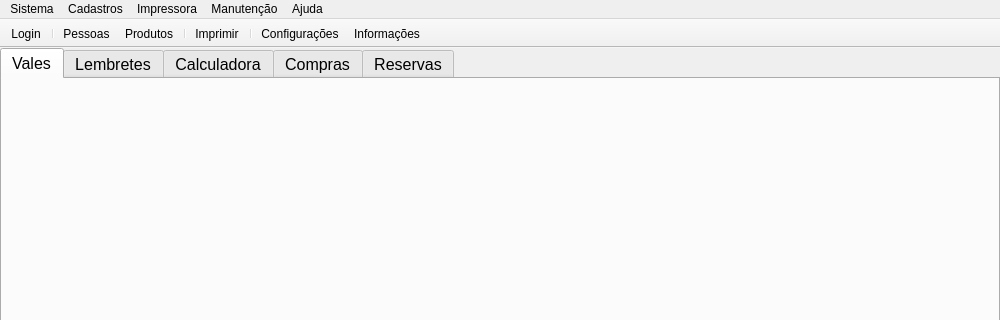
leidensj/BKVale, file mainwindow.ui: the form before one commit; both pictures show x 0 to 1000 and y 0 to 320 of the 1000 by 600 pixel window.
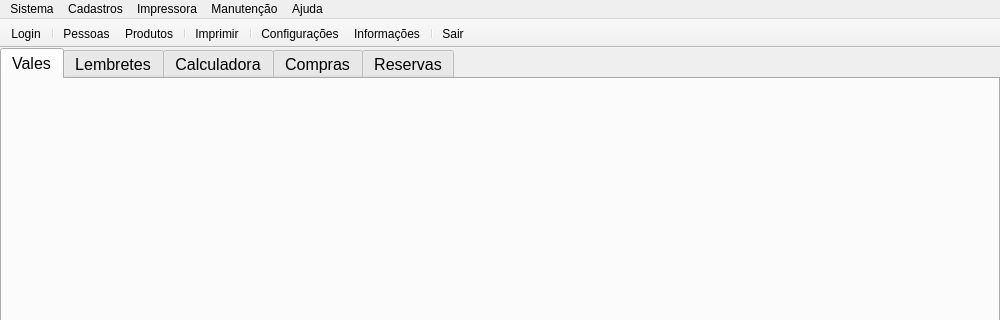
The form after the commit. Icons and pictures are not drawn.

Diff of the .ui file:
```diff
--- a/mainwindow.ui
+++ b/mainwindow.ui
@@ -153,6 +153,8 @@
    <addaction name="separator"/>
    <addaction name="actionSettings"/>
    <addaction name="actionInfo"/>
+   <addaction name="separator"/>
+   <addaction name="actionExit"/>
   </widget>
   <widget class="QStatusBar" name="statusBar"/>
   <widget class="QMenuBar" name="menuBar">
@@ -360,6 +362,15 @@
     <string>Mostra os usuários logados no sistema</string>
    </property>
   </action>
+  <action name="actionExit">
+   <property name="icon">
+    <iconset resource="icons.qrc">
+     <normaloff>:/icons/res/exit.png</normaloff>:/icons/res/exit.png</iconset>
+   </property>
+   <property name="text">
+    <string>Sair</string>
+   </property>
+  </action>
  </widget>
  <layoutdefault spacing="6" margin="11"/>
  <resources>
```
